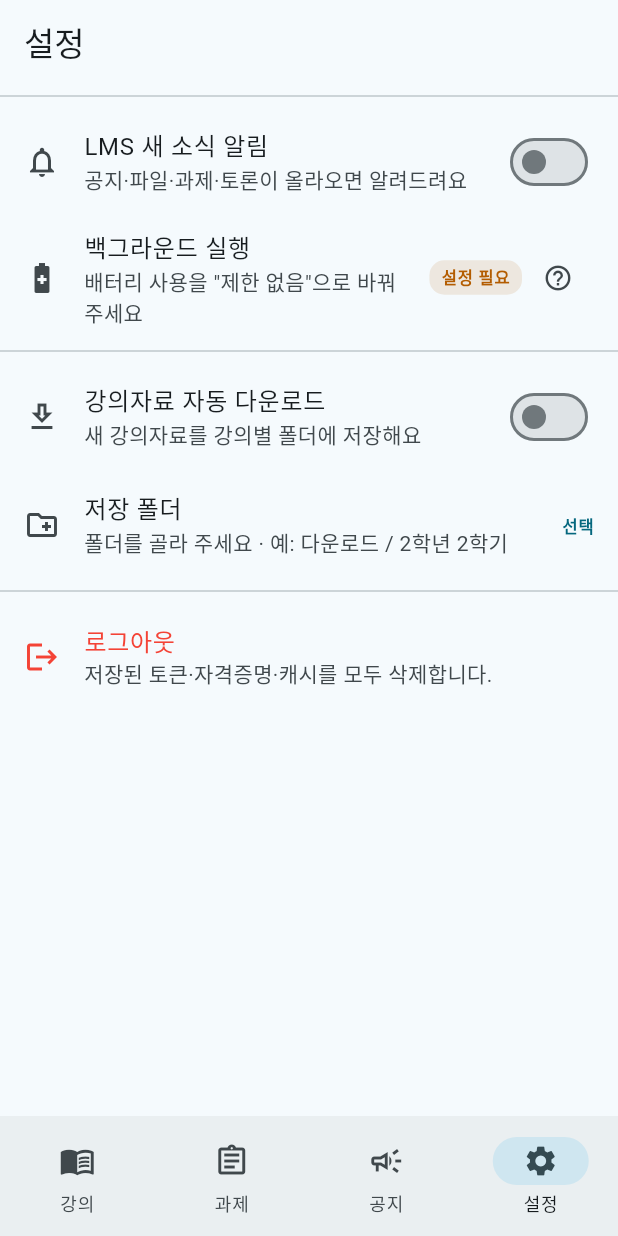
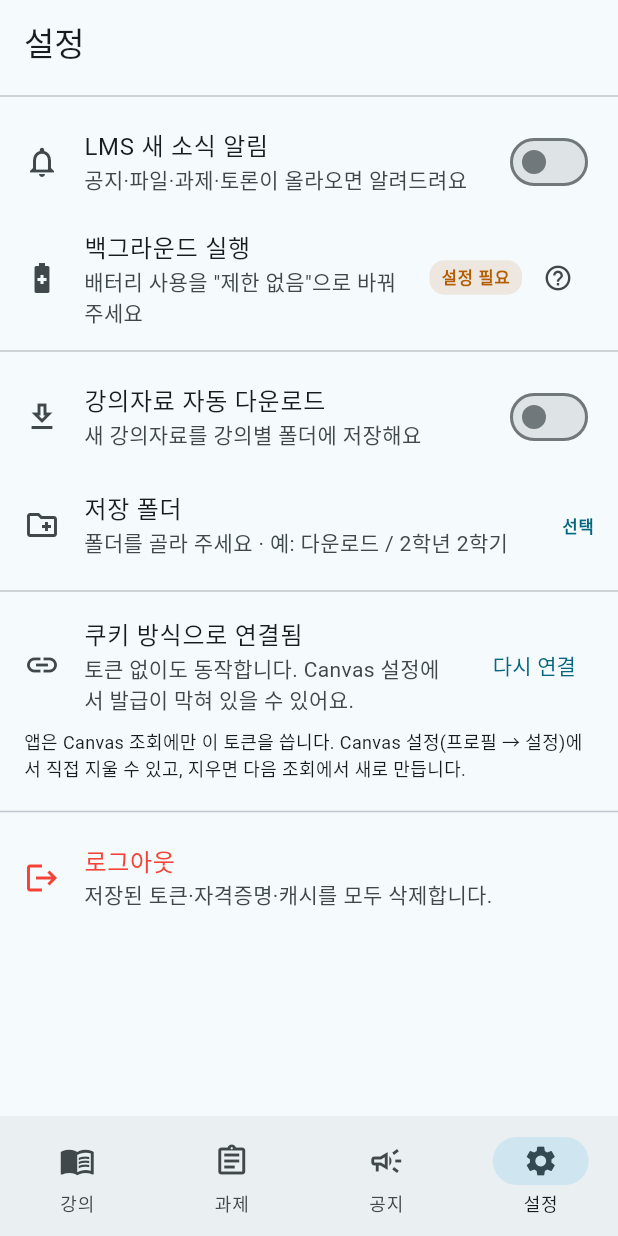
Before and after one commit to barahana25/kumoh-LMS, a Flutter app: the SettingsScreen screen opened by its route, on a phone screen of 412 x 824 dp. Run offline on Flutter 3.47's test engine with Material 3 defaults, Android fonts, the phone set to English and light mode, and no system bars; our stand-ins replace cookie_jar, dio, dio_cookie_manager, drift, flutter_local_notifications, flutter_riverpod and 7 more; missing offline and left inert: dart:js_interop, sqlcipher_flutter_libs, sqlite3, workmanager; accounts and stored records are empty; generated files the repository leaves out were written again; network calls fail.

Commit message:
feat: 설정에 Canvas 연결 상태와 해제를 넣는다
Co-Authored-By: Claude Opus 5 <noreply@anthropic.com>

```diff
--- /dev/null
+++ b/lib/features/canvas/presentation/canvas_connection_section.dart
@@ -0,0 +1,57 @@
+import 'package:flutter/material.dart';
+import 'package:flutter_riverpod/flutter_riverpod.dart';
+
+import '../../../providers.dart';
+import '../data/canvas_token_store.dart';
+
+/// 지금 저장된 Canvas 토큰. 연결 상태 표시에만 쓴다.
+final canvasConnectionProvider = FutureProvider<StoredCanvasToken?>(
+  (ref) => ref.watch(canvasTokenStoreProvider).read(),
+);
+
+/// 설정 화면의 "Canvas 연결" 영역.
+class CanvasConnectionSection extends ConsumerWidget {
+  const CanvasConnectionSection({super.key});
+
+  @override
+  Widget build(BuildContext context, WidgetRef ref) {
+    final connection = ref.watch(canvasConnectionProvider);
+    final stored = connection.valueOrNull;
+    final connected = stored != null;
+
+    return Column(
+      crossAxisAlignment: CrossAxisAlignment.stretch,
+      children: [
+        ListTile(
+          leading: const Icon(Icons.link),
+          title: Text(connected ? '토큰으로 연결됨' : '쿠키 방식으로 연결됨'),
+          subtitle: Text(
+            connected
+                ? stored.purpose
+                : '토큰 없이도 동작합니다. Canvas 설정에서 발급이 막혀 있을 수 있어요.',
+          ),
+          trailing: TextButton(
+            onPressed: () async {
+              final service = ref.read(canvasTokenServiceProvider);
+              if (connected) {
+                await service.revoke();
+              } else {
+                await service.ensure();
+              }
+              ref.invalidate(canvasConnectionProvider);
+            },
+            child: Text(connected ? '연결 해제' : '다시 연결'),
+          ),
+        ),
+        const Padding(
+          padding: EdgeInsets.fromLTRB(16, 0, 16, 12),
+          child: Text(
+            '앱은 Canvas 조회에만 이 토큰을 씁니다. Canvas 설정(프로필 → 설정)에서 '
+            '직접 지울 수 있고, 지우면 다음 조회에서 새로 만듭니다.',
+            style: TextStyle(fontSize: 12),
+          ),
+        ),
+      ],
+    );
+  }
+}
--- a/lib/features/settings/presentation/settings_screen.dart
+++ b/lib/features/settings/presentation/settings_screen.dart
@@ -3,6 +3,7 @@ import 'package:flutter_riverpod/flutter_riverpod.dart';
 
 import '../../../providers.dart';
 import '../../auth/presentation/auth_controller.dart';
+import '../../canvas/presentation/canvas_connection_section.dart';
 import '../../notifications/presentation/notification_settings_section.dart';
 import '../../downloads/download_settings_section.dart';
 
@@ -29,6 +30,8 @@ class SettingsScreen extends ConsumerWidget {
           const NotificationSettingsSection(),
           const Divider(),
           const DownloadSettingsSection(),
+          const Divider(),
+          const CanvasConnectionSection(),
           const Divider(),
           ListTile(
             leading: const Icon(Icons.logout, color: Colors.red),
```
Also changed, not shown: 2 other files.
